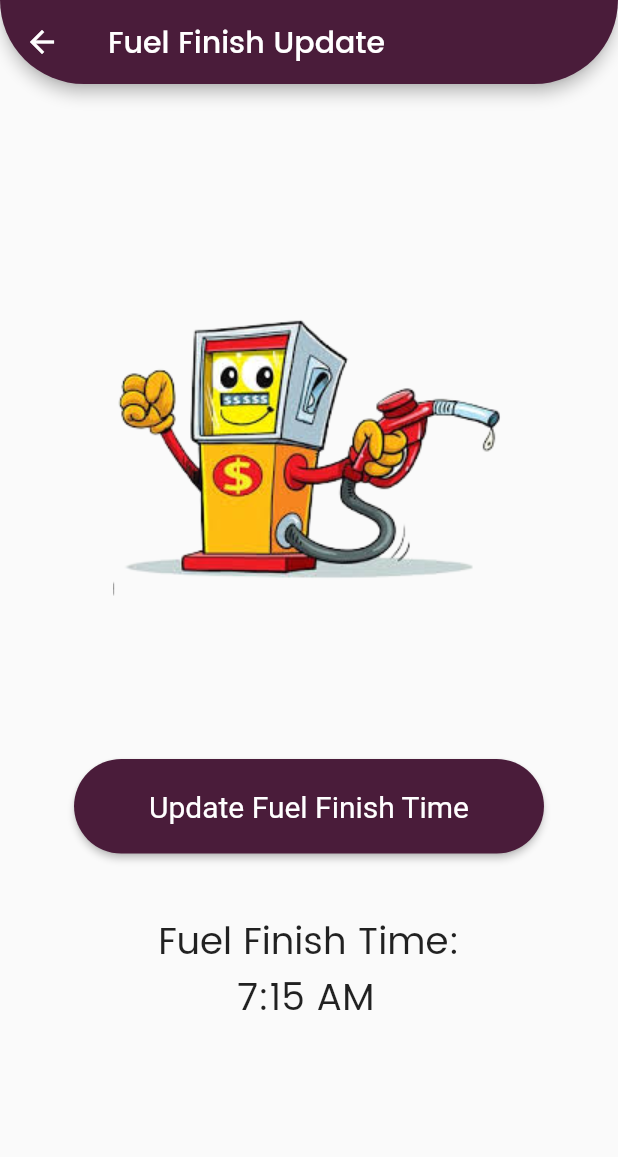
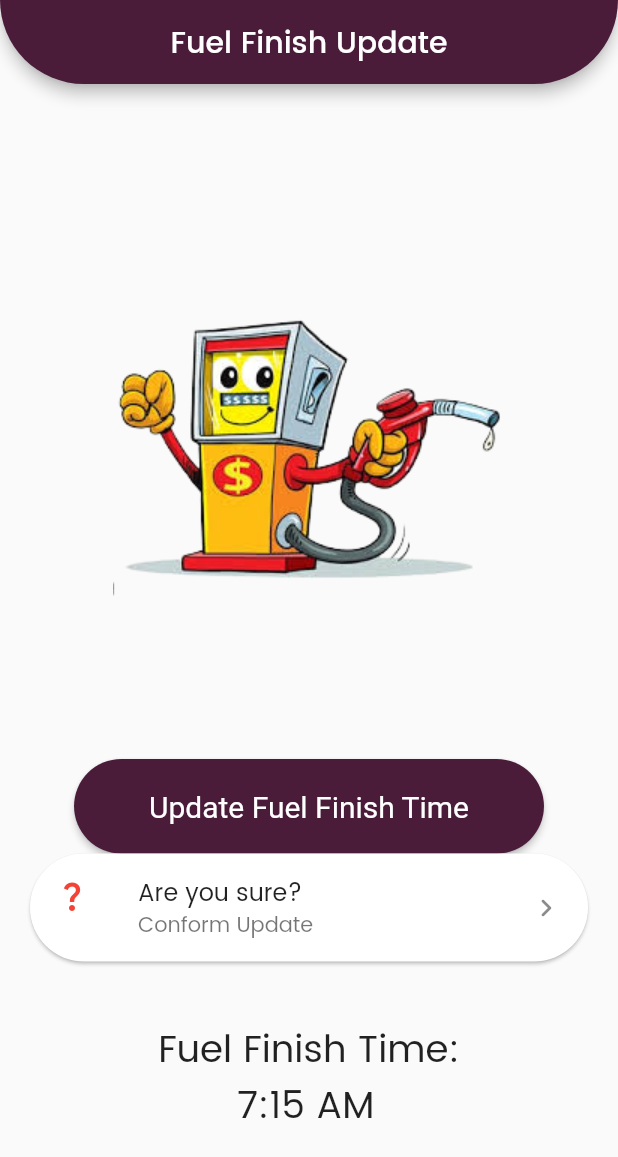
Before and after one commit to Lahiru-Ima/Fuel-App-Front-end, a Flutter app: the FuelFinishUpdate screen opened directly, on a phone screen of 412 x 824 dp. Shown: the top 1157 px of the screen. Run offline on Flutter 3.47's test engine with Material 2 defaults, Android fonts, the light colour scheme and no system bars; our stand-ins replace quickalert, snippet_coder_utils.

Commit message:
add alert

```diff
--- a/lib/main.dart
+++ b/lib/main.dart
@@ -31,8 +31,8 @@ class FuelApp extends StatelessWidget {
         title: 'Fuel App',
         // home: productScreen(),
         // home: SelectVehicle(),
-        home: FuelArrivalUpdate(),
-        //home: FuelFinishUpdate(),
+        // home: FuelArrivalUpdate(),
+        home: FuelFinishUpdate(),
         //home: QueueUpdate(),
         // home: SplashBody(),
         // home: NavBar(),
--- a/lib/station_owner_screen/fuelFinishUpdateScreen.dart
+++ b/lib/station_owner_screen/fuelFinishUpdateScreen.dart
@@ -1,6 +1,10 @@
 import 'package:flutter/cupertino.dart';
 import 'package:flutter/material.dart';
 import 'package:fuel_app/theme.dart';
+import 'package:quickalert/models/quickalert_type.dart';
+import 'package:quickalert/widgets/quickalert_dialog.dart';
+
+import 'fuelArrivalUpdateScreen.dart';
 
 class FuelFinishUpdate extends StatefulWidget {
   @override
@@ -25,8 +29,25 @@ class _FuelFinishUpdateState extends State<FuelFinishUpdate> {
   }
 
   Widget build(BuildContext context) {
+    //Success alert builder
+    final successAlert = buildButton(
+      onTap: () {
+        QuickAlert.show(
+          context: context,
+          type: QuickAlertType.success,
+          text: '',
+        );
+      },
+      title: 'Are you sure?',
+      text: 'Conform Update',
+      leadingIcon: Icon(
+        Icons.question_mark_outlined,
+        color: Colors.red,
+      ),
+    );
     return Scaffold(
       appBar: AppBar(
+        centerTitle: true,
         title: Text("Fuel Finish Update"),
         backgroundColor: kPrimaryColor,
 
@@ -63,6 +84,7 @@ class _FuelFinishUpdateState extends State<FuelFinishUpdate> {
                 ),
               ),
             ),
+            successAlert,
             SizedBox(height: 40),
             Center(
               child: Text(
```
